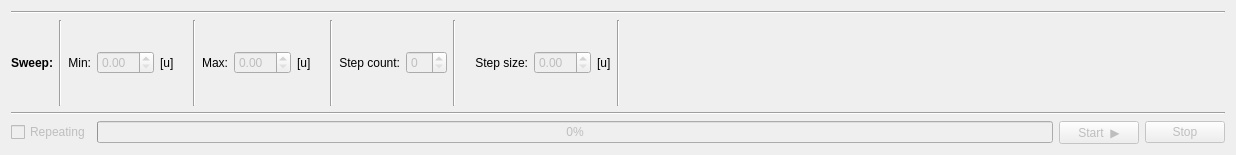
This is src/qms/layouts/spectrum_control.ui in JJendryka/QMS as Qt 5 draws it before an edit. The edited form follows.
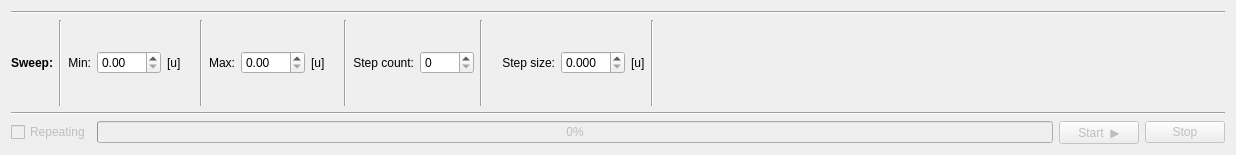
This is the edited form.

Commit message: Start spectrum measurement and pass data to plot

What changed in the file:
```diff
--- a/src/qms/layouts/spectrum_control.ui
+++ b/src/qms/layouts/spectrum_control.ui
@@ -56,7 +56,10 @@
      <item>
       <widget class="QDoubleSpinBox" name="min_spinbox">
        <property name="enabled">
-        <bool>false</bool>
+        <bool>true</bool>
+       </property>
+       <property name="maximum">
+        <double>999.990000000000009</double>
        </property>
       </widget>
      </item>
@@ -87,7 +90,10 @@
      <item>
       <widget class="QDoubleSpinBox" name="max_spinbox">
        <property name="enabled">
-        <bool>false</bool>
+        <bool>true</bool>
+       </property>
+       <property name="maximum">
+        <double>999.990000000000009</double>
        </property>
       </widget>
      </item>
@@ -118,7 +124,10 @@
      <item>
       <widget class="QSpinBox" name="step_count_spinbox">
        <property name="enabled">
-        <bool>false</bool>
+        <bool>true</bool>
+       </property>
+       <property name="maximum">
+        <number>9999</number>
        </property>
       </widget>
      </item>
@@ -142,7 +151,13 @@
      <item>
       <widget class="QDoubleSpinBox" name="step_size_spinbox">
        <property name="enabled">
-        <bool>false</bool>
+        <bool>true</bool>
+       </property>
+       <property name="decimals">
+        <number>3</number>
+       </property>
+       <property name="singleStep">
+        <double>0.100000000000000</double>
        </property>
       </widget>
      </item>
```
The commit also changes 4 other files.
